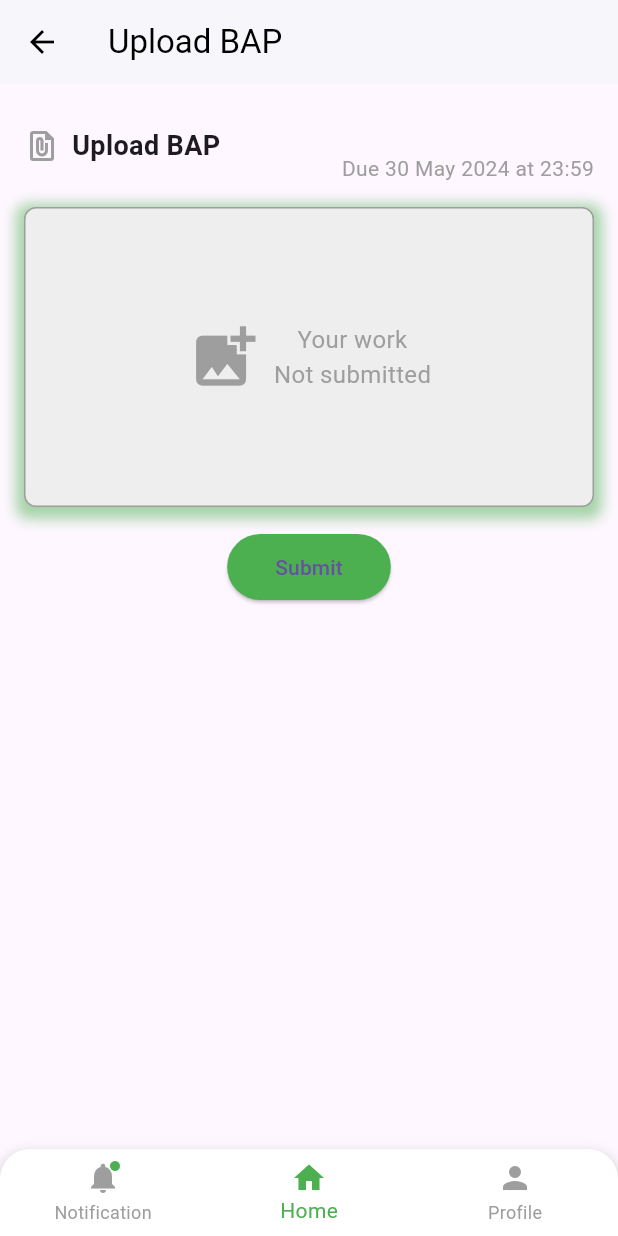
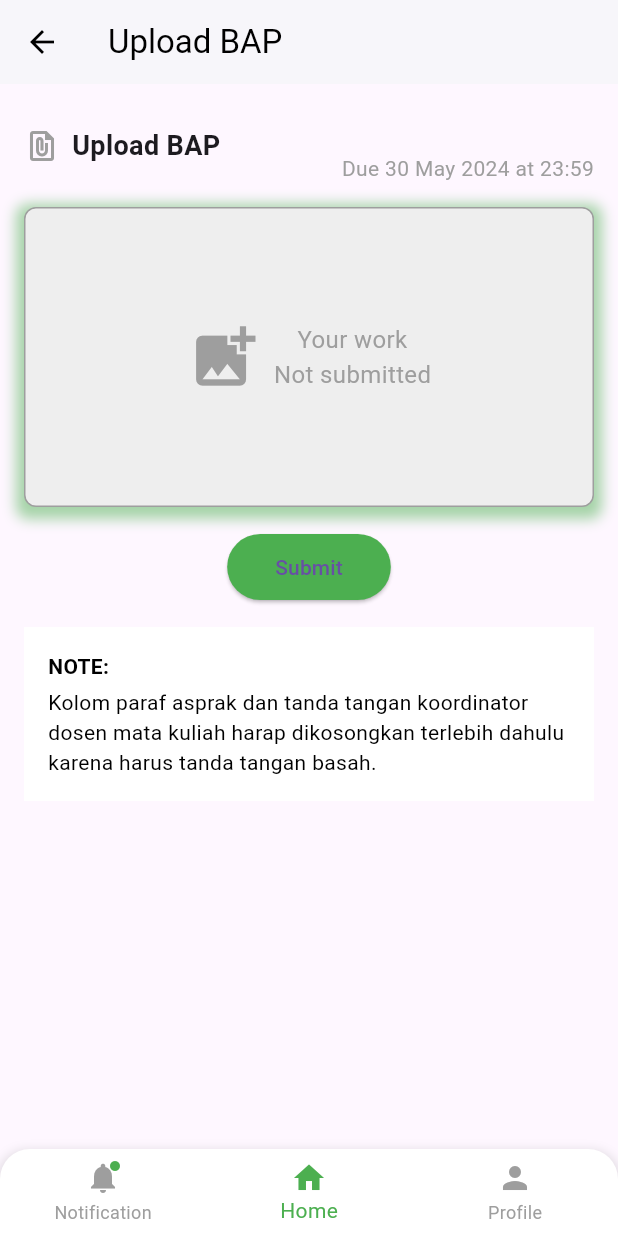
Before and after one commit to reiiihuh/assistfit, a Flutter app: the UploadBAPScreen screen opened directly, on a phone screen of 412 x 824 dp. Run offline on Flutter 3.47's test engine with Material 3 defaults, Android fonts, the phone set to English and light mode, and no system bars; our stand-ins replace table_calendar.

Commit message:
mamiek 2

```diff
--- a/lib/uploadbap1.dart
+++ b/lib/uploadbap1.dart
@@ -6,6 +6,7 @@ void main() {
   runApp(MyApp());
 }
 
+// Main application widget
 class MyApp extends StatelessWidget {
   @override
   Widget build(BuildContext context) {
@@ -15,6 +16,7 @@ class MyApp extends StatelessWidget {
   }
 }
 
+// Screen widget for uploading BAP
 class UploadBAPScreen extends StatelessWidget {
   @override
   Widget build(BuildContext context) {
@@ -40,6 +42,7 @@ class UploadBAPScreen extends StatelessWidget {
         child: Column(
           crossAxisAlignment: CrossAxisAlignment.start,
           children: [
+            // Header row with icon and title
             Row(
               mainAxisAlignment: MainAxisAlignment.spaceBetween,
               children: [
@@ -74,6 +77,7 @@ class UploadBAPScreen extends StatelessWidget {
               ],
             ),
             SizedBox(height: 16),
+            // Container for file upload area
             Container(
               height: 200,
               decoration: BoxDecoration(
@@ -85,7 +89,7 @@ class UploadBAPScreen extends StatelessWidget {
                     color: Colors.green.withOpacity(0.5),
                     spreadRadius: 5,
                     blurRadius: 7,
-                    offset: Offset(0, 3), // changes position of shadow
+                    offset: Offset(0, 3), // Changes position of shadow
                   ),
                 ],
               ),
@@ -112,6 +116,7 @@ class UploadBAPScreen extends StatelessWidget {
               ),
             ),
             SizedBox(height: 16),
+            // Submit button
             Center(
               child: ElevatedButton(
                 onPressed: () {
@@ -129,10 +134,44 @@ class UploadBAPScreen extends StatelessWidget {
                 ),
               ),
             ),
+            SizedBox(height: 16),
+            // Note section
+            Container(
+              width: double.infinity,
+              padding: EdgeInsets.all(16),
+              color: Colors.white,
+              child: Column(
+                crossAxisAlignment: CrossAxisAlignment.start,
+                children: [
+                  Text(
+                    'NOTE:',
+                    style: TextStyle(
+                      fontWeight: FontWeight.bold,
+                      color: Colors.black,
+                    ),
+                  ),
+                  SizedBox(height: 4),
+                  Text(
+                    'Kolom paraf asprak dan tanda tangan koordinator dosen mata kuliah harap dikosongkan terlebih dahulu karena harus tanda tangan basah.',
+                    style: TextStyle(
+                      color: Colors.black,
+                    ),
+                  ),
+                ],
+              ),
+            ),
           ],
         ),
       ),
-      bottomNavigationBar: BottomNav(),
+      bottomNavigationBar: BottomNav(), // Custom bottom navigation bar
     );
   }
 }
+
+// Notes:
+// 1. The `UploadBAPScreen` widget provides a UI for uploading BAP files with a deadline indicator.
+// 2. The file upload area is currently static. You need to implement the functionality to allow users to upload files.
+// 3. The submit button does not perform any action at the moment. Add the necessary logic to handle file submission.
+// 4. The `BottomNav` widget is assumed to be a custom bottom navigation bar imported from another file.
+// 5. Adjust the padding, colors, and other UI elements as needed to fit the overall design of your application.
+// 6. Ensure all necessary packages are included in your `pubspec.yaml` file for the app to function correctly.
```
Also changed, not shown: lib/uploadbapp1.dart (+26 -0 lines).
